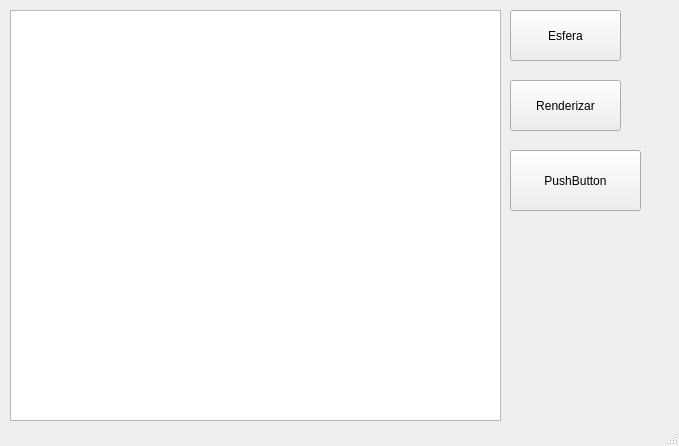
Old version of the form Interfaz.ui in the repository Shad0wCrow/GraficacionEsferas.
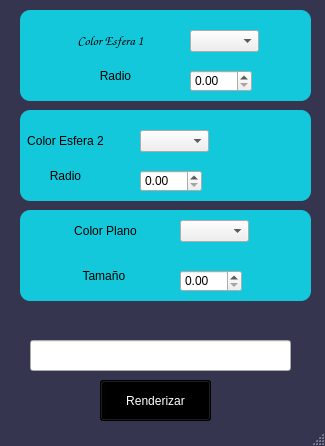
New version of the form.

Commit message: pruebas interfaz v1

Diff of the .ui file:
```diff
--- a/Interfaz.ui
+++ b/Interfaz.ui
@@ -6,63 +6,341 @@
    <rect>
     <x>0</x>
     <y>0</y>
-    <width>679</width>
+    <width>325</width>
     <height>446</height>
    </rect>
   </property>
   <property name="windowTitle">
-   <string>MainWindow</string>
+   <string>Ray Tracing</string>
+  </property>
+  <property name="styleSheet">
+   <string notr="true">QMainWindow{
+background-color:rgb(53,53,79);
+}</string>
   </property>
   <widget class="QWidget" name="centralwidget">
-   <widget class="QGraphicsView" name="Lienzo">
-    <property name="geometry">
-     <rect>
-      <x>10</x>
-      <y>10</y>
-      <width>491</width>
-      <height>411</height>
-     </rect>
-    </property>
-   </widget>
-   <widget class="QPushButton" name="boton_esfera">
-    <property name="geometry">
-     <rect>
-      <x>510</x>
-      <y>10</y>
-      <width>111</width>
-      <height>51</height>
-     </rect>
-    </property>
-    <property name="text">
-     <string>Esfera</string>
-    </property>
-   </widget>
    <widget class="QPushButton" name="boton_renderizar">
     <property name="geometry">
      <rect>
-      <x>510</x>
-      <y>80</y>
+      <x>100</x>
+      <y>380</y>
       <width>111</width>
-      <height>51</height>
+      <height>41</height>
      </rect>
     </property>
+    <property name="styleSheet">
+     <string notr="true">QPushButton{
+	color:white;
+	background-color:black
+}
+
+QPushButton:hover{
+	color:black;
+	background-color:white
+}</string>
+    </property>
     <property name="text">
      <string>Renderizar</string>
     </property>
    </widget>
-   <widget class="QPushButton" name="pushButton">
+   <widget class="QLabel" name="label">
     <property name="geometry">
      <rect>
-      <x>510</x>
-      <y>150</y>
-      <width>131</width>
-      <height>61</height>
+      <x>60</x>
+      <y>20</y>
+      <width>101</width>
+      <height>41</height>
      </rect>
     </property>
+    <property name="font">
+     <font>
+      <family>Comic Sans MS</family>
+      <pointsize>10</pointsize>
+      <weight>75</weight>
+      <bold>true</bold>
+      <underline>false</underline>
+      <strikeout>false</strikeout>
+      <kerning>true</kerning>
+     </font>
+    </property>
+    <property name="contextMenuPolicy">
+     <enum>Qt::DefaultContextMenu</enum>
+    </property>
+    <property name="styleSheet">
+     <string notr="true"/>
+    </property>
     <property name="text">
-     <string>PushButton</string>
+     <string>Color Esfera 1</string>
     </property>
+    <property name="alignment">
+     <set>Qt::AlignCenter</set>
+    </property>
+    <property name="wordWrap">
+     <bool>false</bool>
+    </property>
+    <property name="margin">
+     <number>0</number>
+    </property>
+    <property name="indent">
+     <number>-1</number>
+    </property>
    </widget>
+   <widget class="QLabel" name="label_2">
+    <property name="geometry">
+     <rect>
+      <x>70</x>
+      <y>60</y>
+      <width>91</width>
+      <height>31</height>
+     </rect>
+    </property>
+    <property name="text">
+     <string>Radio</string>
+    </property>
+    <property name="alignment">
+     <set>Qt::AlignCenter</set>
+    </property>
+   </widget>
+   <widget class="QLabel" name="label_5">
+    <property name="geometry">
+     <rect>
+      <x>20</x>
+      <y>160</y>
+      <width>91</width>
+      <height>31</height>
+     </rect>
+    </property>
+    <property name="text">
+     <string>Radio</string>
+    </property>
+    <property name="alignment">
+     <set>Qt::AlignCenter</set>
+    </property>
+   </widget>
+   <widget class="QLabel" name="label_6">
+    <property name="geometry">
+     <rect>
+      <x>20</x>
+      <y>120</y>
+      <width>91</width>
+      <height>41</height>
+     </rect>
+    </property>
+    <property name="text">
+     <string>Color Esfera 2</string>
+    </property>
+    <property name="alignment">
+     <set>Qt::AlignCenter</set>
+    </property>
+   </widget>
+   <widget class="QLabel" name="label_8">
+    <property name="geometry">
+     <rect>
+      <x>60</x>
+      <y>260</y>
+      <width>91</width>
+      <height>31</height>
+     </rect>
+    </property>
+    <property name="text">
+     <string>Tamaño </string>
+    </property>
+    <property name="alignment">
+     <set>Qt::AlignCenter</set>
+    </property>
+   </widget>
+   <widget class="QLabel" name="label_9">
+    <property name="geometry">
+     <rect>
+      <x>60</x>
+      <y>210</y>
+      <width>91</width>
+      <height>41</height>
+     </rect>
+    </property>
+    <property name="text">
+     <string>Color Plano</string>
+    </property>
+    <property name="alignment">
+     <set>Qt::AlignCenter</set>
+    </property>
+   </widget>
+   <widget class="QComboBox" name="comboBox">
+    <property name="geometry">
+     <rect>
+      <x>190</x>
+      <y>30</y>
+      <width>69</width>
+      <height>22</height>
+     </rect>
+    </property>
+   </widget>
+   <widget class="QComboBox" name="comboBox_2">
+    <property name="geometry">
+     <rect>
+      <x>140</x>
+      <y>130</y>
+      <width>69</width>
+      <height>22</height>
+     </rect>
+    </property>
+   </widget>
+   <widget class="QComboBox" name="comboBox_3">
+    <property name="geometry">
+     <rect>
+      <x>180</x>
+      <y>220</y>
+      <width>69</width>
+      <height>22</height>
+     </rect>
+    </property>
+   </widget>
+   <widget class="QDoubleSpinBox" name="doubleSpinBox">
+    <property name="geometry">
+     <rect>
+      <x>190</x>
+      <y>70</y>
+      <width>62</width>
+      <height>22</height>
+     </rect>
+    </property>
+   </widget>
+   <widget class="QDoubleSpinBox" name="doubleSpinBox_2">
+    <property name="geometry">
+     <rect>
+      <x>140</x>
+      <y>170</y>
+      <width>62</width>
+      <height>22</height>
+     </rect>
+    </property>
+   </widget>
+   <widget class="QDoubleSpinBox" name="doubleSpinBox_3">
+    <property name="geometry">
+     <rect>
+      <x>180</x>
+      <y>270</y>
+      <width>62</width>
+      <height>22</height>
+     </rect>
+    </property>
+   </widget>
+   <widget class="QLabel" name="label_3">
+    <property name="geometry">
+     <rect>
+      <x>20</x>
+      <y>10</y>
+      <width>291</width>
+      <height>91</height>
+     </rect>
+    </property>
+    <property name="font">
+     <font>
+      <family>Niagara Engraved</family>
+     </font>
+    </property>
+    <property name="autoFillBackground">
+     <bool>false</bool>
+    </property>
+    <property name="styleSheet">
+     <string notr="true">QLabel{
+	background-color:rgb(20,200,220);
+	border-radius:10px;
+	color:rgb(0,0,0);
+	padding:5px 5px;
+}</string>
+    </property>
+    <property name="text">
+     <string/>
+    </property>
+   </widget>
+   <widget class="QLabel" name="label_4">
+    <property name="geometry">
+     <rect>
+      <x>20</x>
+      <y>110</y>
+      <width>291</width>
+      <height>91</height>
+     </rect>
+    </property>
+    <property name="font">
+     <font>
+      <family>Niagara Engraved</family>
+     </font>
+    </property>
+    <property name="autoFillBackground">
+     <bool>false</bool>
+    </property>
+    <property name="styleSheet">
+     <string notr="true">QLabel{
+	background-color:rgb(20,200,220);
+	border-radius:10px;
+	color:rgb(0,0,0);
+	padding:5px 5px
+	
+}</string>
+    </property>
+    <property name="text">
+     <string/>
+    </property>
+   </widget>
+   <widget class="QLabel" name="label_7">
+    <property name="geometry">
+     <rect>
+      <x>20</x>
+      <y>210</y>
+      <width>291</width>
+      <height>91</height>
+     </rect>
+    </property>
+    <property name="font">
+     <font>
+      <family>Niagara Engraved</family>
+     </font>
+    </property>
+    <property name="autoFillBackground">
+     <bool>false</bool>
+    </property>
+    <property name="styleSheet">
+     <string notr="true">QLabel{
+	background-color:rgb(20,200,220);
+	border-radius:10px;
+	color:rgb(0,0,0);
+	padding:5px 5px
+	
+}</string>
+    </property>
+    <property name="text">
+     <string/>
+    </property>
+   </widget>
+   <widget class="QLineEdit" name="lineEdit">
+    <property name="geometry">
+     <rect>
+      <x>30</x>
+      <y>340</y>
+      <width>261</width>
+      <height>31</height>
+     </rect>
+    </property>
+   </widget>
+   <zorder>label_7</zorder>
+   <zorder>label_4</zorder>
+   <zorder>label_3</zorder>
+   <zorder>boton_renderizar</zorder>
+   <zorder>label</zorder>
+   <zorder>label_2</zorder>
+   <zorder>label_5</zorder>
+   <zorder>label_6</zorder>
+   <zorder>label_8</zorder>
+   <zorder>label_9</zorder>
+   <zorder>comboBox</zorder>
+   <zorder>comboBox_2</zorder>
+   <zorder>comboBox_3</zorder>
+   <zorder>doubleSpinBox</zorder>
+   <zorder>doubleSpinBox_2</zorder>
+   <zorder>doubleSpinBox_3</zorder>
+   <zorder>lineEdit</zorder>
   </widget>
   <widget class="QStatusBar" name="statusbar"/>
  </widget>
```
Left out of the diff: 3 changed lines with no effect on the pictures.
